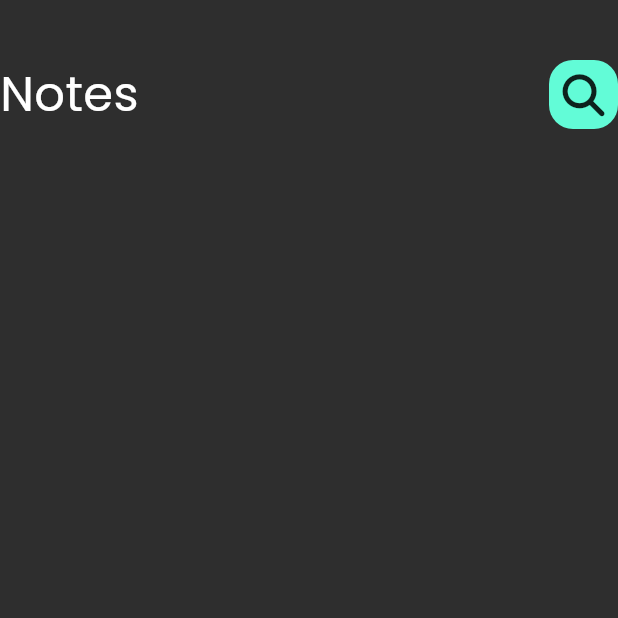
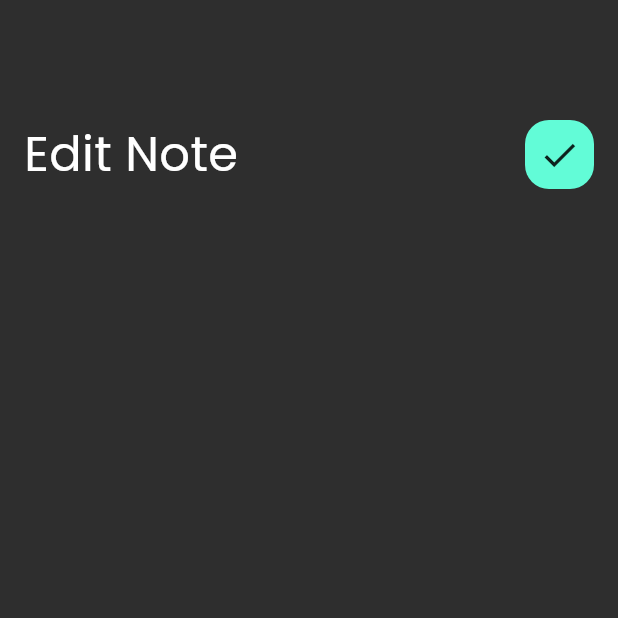
Before and after one commit to omarabdelmawgoud/Note_App, a Flutter app: the EditNoteBody screen opened directly, on a phone screen of 412 x 824 dp, the top half of it. Run offline on Flutter 3.47's test engine with Material 3 defaults, Android fonts, the phone set to English and light mode, and no system bars; our stand-ins replace font_awesome_flutter.

Commit message:
add custom app bar to edit note view

```diff
--- a/lib/views/widgets/custom_app_bar.dart
+++ b/lib/views/widgets/custom_app_bar.dart
@@ -1,18 +1,21 @@
 import 'package:flutter/material.dart';
+import 'package:note_app/views/widgets/custom_search_icon.dart';
 
 class CustomAppBar extends StatelessWidget {
   const CustomAppBar({super.key, required this.text, required this.icon});
   final String text;
-  final Widget icon;
+  final IconData icon;
   @override
   Widget build(BuildContext context) {
     return Padding(
       padding: const EdgeInsets.only(top: 40),
       child: Row(
         children: [
-          Text("Notes", style: TextStyle(color: Colors.white, fontSize: 32)),
-          Spacer(),
-          icon,
+          Text(text, style: const TextStyle(color: Colors.white, fontSize: 32)),
+          const Spacer(),
+          CustomIcon(
+            icon: icon,
+          ),
         ],
       ),
     );
--- a/lib/views/widgets/custom_search_icon.dart
+++ b/lib/views/widgets/custom_search_icon.dart
@@ -1,10 +1,9 @@
 import 'package:flutter/material.dart';
-import 'package:font_awesome_flutter/font_awesome_flutter.dart';
 import 'package:note_app/constants.dart';
 
-class CustomSearchIcon extends StatelessWidget {
-  const CustomSearchIcon({super.key});
-
+class CustomIcon extends StatelessWidget {
+  const CustomIcon({super.key, required this.icon});
+  final IconData icon;
   @override
   Widget build(BuildContext context) {
     return Container(
@@ -14,9 +13,7 @@ class CustomSearchIcon extends StatelessWidget {
         color: kcolor,
         borderRadius: BorderRadius.circular(16),
       ),
-      child: Center(
-        child: const Icon(FontAwesomeIcons.magnifyingGlass, size: 28),
-      ),
+      child: Center(child: Icon(icon, size: 28)),
     );
   }
 }
--- a/lib/views/widgets/edit_note_body.dart
+++ b/lib/views/widgets/edit_note_body.dart
@@ -1,14 +1,24 @@
 import 'package:flutter/material.dart';
 import 'package:note_app/views/widgets/custom_app_bar.dart';
-import 'package:note_app/views/widgets/custom_search_icon.dart';
+
 class EditNoteBody extends StatelessWidget {
   const EditNoteBody({super.key});
 
   @override
   Widget build(BuildContext context) {
-    return Scaffold(body: Column(children: [
-      CustomAppBar(text: "Edit Note", icon: CustomSearchIcon())
-        ],
-      ));
+    return SafeArea(
+      top: false,
+      child: Scaffold(
+        body: Padding(
+          padding: const EdgeInsets.symmetric(horizontal: 16),
+          child: Column(
+            children:const [
+              SizedBox(height: 40),
+              CustomAppBar(text: "Edit Note", icon: Icons.check),
+            ],
+          ),
+        ),
+      ),
+    );
   }
 }
--- a/lib/views/widgets/note_card.dart
+++ b/lib/views/widgets/note_card.dart
@@ -1,12 +1,24 @@
 import 'package:flutter/material.dart';
 import 'package:font_awesome_flutter/font_awesome_flutter.dart';
+import 'package:note_app/views/edit_note_view.dart';
 
 class NoteCard extends StatelessWidget {
   const NoteCard({super.key});
 
   @override
   Widget build(BuildContext context) {
-    return Container(
+    return GestureDetector(
+      onTap: () {
+        Navigator.push(
+          context,
+          MaterialPageRoute(
+            builder: (context) {
+              return EditNoteView();
+            },
+          ),
+        );
+      },
+      child: Container(
         padding: EdgeInsets.only(top: 24, bottom: 24, left: 16),
         decoration: BoxDecoration(
           borderRadius: BorderRadius.circular(16),
@@ -48,6 +60,7 @@ class NoteCard extends StatelessWidget {
             ),
           ],
         ),
+      ),
     );
   }
 }
--- a/lib/views/widgets/notes_view_body.dart
+++ b/lib/views/widgets/notes_view_body.dart
@@ -1,6 +1,5 @@
 import 'package:flutter/material.dart';
 import 'package:note_app/views/widgets/custom_app_bar.dart';
-import 'package:note_app/views/widgets/custom_search_icon.dart';
 import 'package:note_app/views/widgets/notes_list_view.dart';
 
 class NotesViewBody extends StatelessWidget {
@@ -12,8 +11,9 @@ class NotesViewBody extends StatelessWidget {
       body: Padding(
         padding: EdgeInsets.symmetric(horizontal: 24),
         child: Column(
-          children: [
-            CustomAppBar(text: "Notes",icon: CustomSearchIcon(),),
+          children:[
+            SizedBox(height: 40),
+            CustomAppBar(text: "Notes", icon: Icons.search),
             Expanded(child: NotesListView()),
           ],
         ),
```
Lines whose indentation alone changed are shown as unchanged.
